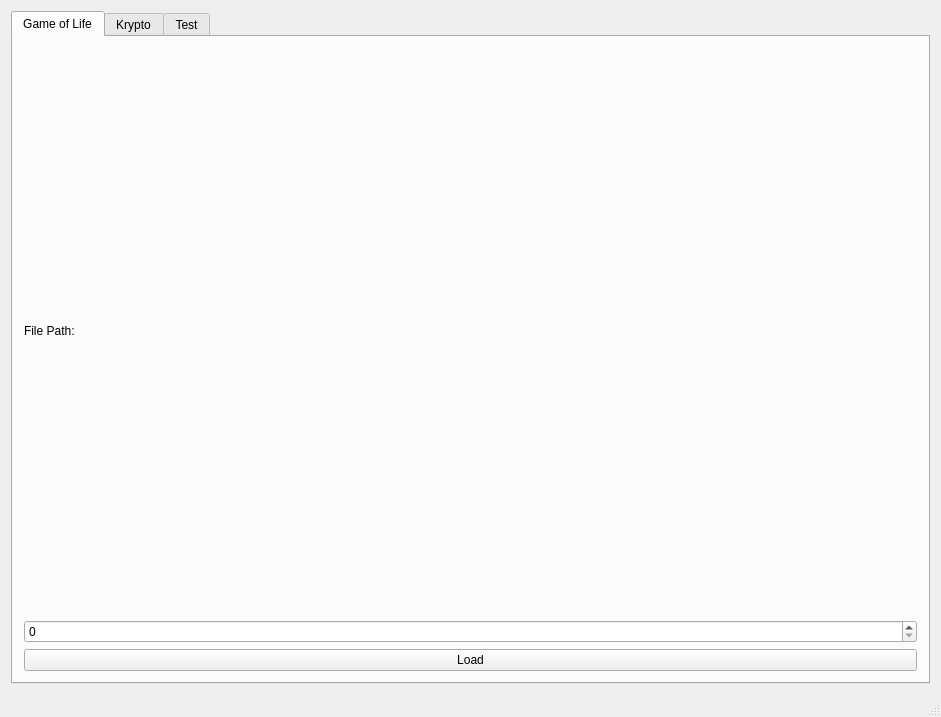
Qt form Qt_PP_1819_GUI/mainwindow.ui (0xanselm-priv/prg2-pr_milestone1) before a commit.
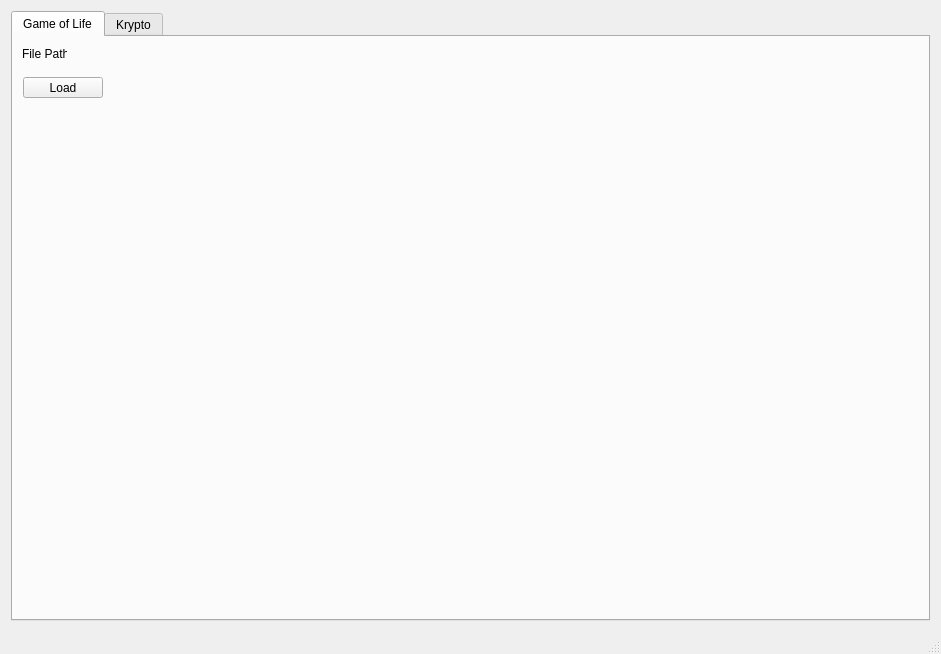
The same form after that commit. The open tabs and pages were chosen to show the change.

Diff of the .ui file:
```diff
--- a/Qt_PP_1819_GUI/mainwindow.ui
+++ b/Qt_PP_1819_GUI/mainwindow.ui
@@ -7,7 +7,7 @@
     <x>0</x>
     <y>0</y>
     <width>941</width>
-    <height>717</height>
+    <height>654</height>
    </rect>
   </property>
   <property name="windowTitle">
@@ -24,25 +24,45 @@
        <attribute name="title">
         <string>Game of Life</string>
        </attribute>
-       <layout class="QVBoxLayout" name="verticalLayout">
-        <item>
-         <widget class="QLabel" name="label_3">
-          <property name="text">
-           <string>File Path:</string>
-          </property>
-         </widget>
-        </item>
-        <item>
-         <widget class="QSpinBox" name="spinBox"/>
-        </item>
-        <item>
-         <widget class="QPushButton" name="pushButton_got">
-          <property name="text">
-           <string>Load</string>
-          </property>
-         </widget>
-        </item>
-       </layout>
+       <widget class="QLabel" name="filepath_gol_label">
+        <property name="geometry">
+         <rect>
+          <x>9</x>
+          <y>9</y>
+          <width>45</width>
+          <height>16</height>
+         </rect>
+        </property>
+        <property name="text">
+         <string>File Path:</string>
+        </property>
+       </widget>
+       <widget class="QPushButton" name="pushButton">
+        <property name="geometry">
+         <rect>
+          <x>10</x>
+          <y>40</y>
+          <width>80</width>
+          <height>21</height>
+         </rect>
+        </property>
+        <property name="text">
+         <string>Load</string>
+        </property>
+       </widget>
+       <widget class="QLabel" name="gol_label">
+        <property name="geometry">
+         <rect>
+          <x>10</x>
+          <y>80</y>
+          <width>290</width>
+          <height>220</height>
+         </rect>
+        </property>
+        <property name="text">
+         <string/>
+        </property>
+       </widget>
       </widget>
       <widget class="QWidget" name="tab_2">
        <attribute name="title">
@@ -454,11 +474,7 @@
        <zorder>groupBox_3</zorder>
        <zorder>mat1_display_groupBox</zorder>
        <zorder>mat2_display_groupBox</zorder>
-      </widget>
-      <widget class="QWidget" name="tab">
-       <attribute name="title">
-        <string>Test</string>
-       </attribute>
+       <zorder>rand_mat_button</zorder>
       </widget>
      </widget>
     </item>
```
Left out of the diff: 45 changed lines with no effect on the pictures.
